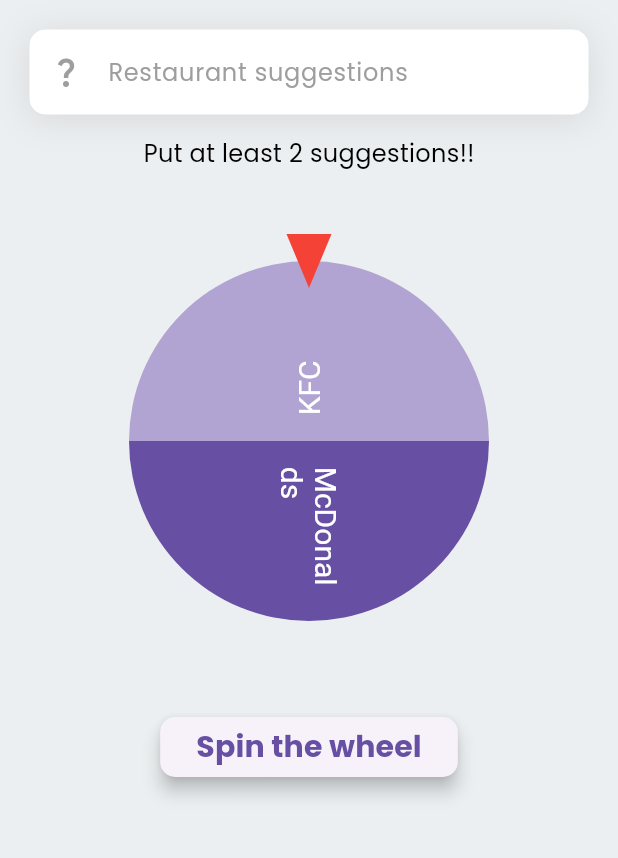
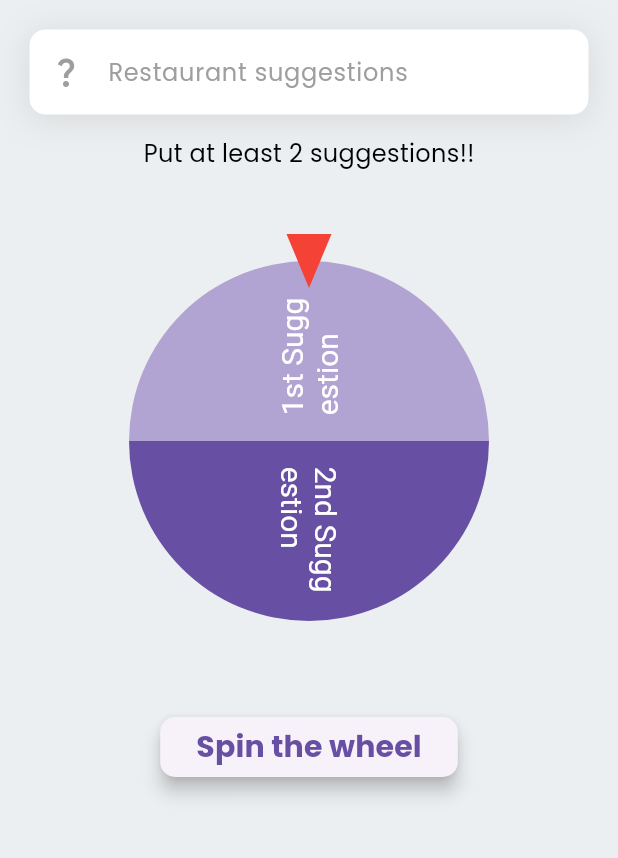
Before and after one commit to amoiiir/makan-mana, a Flutter app: the screen it shows after launch, after a tap on "Spin the wheel", on a phone screen of 412 x 824 dp, the part 84-942 px from its top. Run offline on Flutter 3.47's test engine with Material 3 defaults, Android fonts, the phone set to English and light mode, and no system bars; drawn by our look-alikes of flutter_fortune_wheel.

Commit message:
added pop up function

```diff
--- a/lib/pages/home.dart
+++ b/lib/pages/home.dart
@@ -18,12 +18,8 @@
   final myController = TextEditingController();
 
   List<FortuneItem> items = [
-              FortuneItem(child: Text('KFC', style: TextStyle(color: Colors.white, fontSize: 20))),
-              FortuneItem(child: Text('McDonalds', style: TextStyle(color: Colors.white, fontSize: 20))),
-              // FortuneItem(child: Text('Pizza Hut', style: TextStyle(color: Colors.white, fontSize: 20))),
-              // FortuneItem(child: Text('Subway', style: TextStyle(color: Colors.white, fontSize: 20))),
-              // FortuneItem(child: Text('Starbucks', style: TextStyle(color: Colors.white, fontSize: 20))),
-              // FortuneItem(child: Text('Nandos', style: TextStyle(color: Colors.white, fontSize: 20))),
+              FortuneItem(child: Text('1st Suggestion', style: TextStyle(color: Colors.white, fontSize: 20))),
+              FortuneItem(child: Text('2nd Suggestion', style: TextStyle(color: Colors.white, fontSize: 20))),
             ];
 
   @override
@@ -49,6 +45,7 @@
             _fortuneWheel(),
             const SizedBox(height: 30),
             _spinButton()
+
           ],
         ),
       )
@@ -58,10 +55,36 @@
   Container _spinButton() {
     return Container(
       margin: const EdgeInsets.only(left: 60, right: 60),
+      child: Visibility(
+        visible: items.length >= 2,
         child: ElevatedButton(
-              onPressed: (){
+            onPressed: () {
             //spin the wheel
-                selected.add(Random().nextInt(items.length));
+            var randNum = Random().nextInt(items.length);
+            selected.add(randNum);
+            var result = (items[randNum].child as Text).data;
+            debugPrint('Result: $result');
+            //add delay
+            Future.delayed(const Duration(seconds: 5), () {
+              showDialog(
+                context: context,
+                builder: (BuildContext context) {
+                  return AlertDialog(
+                    title: const Text('Result'),
+                    content: Text("We are going to eat at $result"),
+                    actions: [
+                      TextButton(
+                        onPressed: () {
+                          Navigator.of(context).pop();
+                        },
+                        child: const Text('Close'),
+                      ),
+                    ],
+                  );
+                },
+              );
+            });
+
             },
           style: ButtonStyle(
             shape: WidgetStateProperty.all<RoundedRectangleBorder>(
@@ -80,19 +103,19 @@
             ),
           ),
         ),
+      ),
     );
   }
 
   Container _fortuneWheel() {
     return Container(
           height: 300,
+          child: Visibility(
+            visible: items.length >= 2,
             child: FortuneWheel(
               selected: selected.stream,
               items: items,
-            physics: CircularPanPhysics(
-              duration: const Duration(seconds: 5),
-              curve: Curves.decelerate
-            ),
+              physics: NoPanPhysics(),
               indicators: const <FortuneIndicator>[
                 FortuneIndicator(
                   alignment: Alignment.topCenter,
@@ -102,6 +125,7 @@
                   ),
                   )
               ],
+            ),
           ),
         );
   }
@@ -122,7 +146,7 @@
       child: TextField(
         controller: myController,
         onSubmitted: (text) {
-          debugPrint('Restaurant suggestion: $myController');
+          // items.removeAt(0);
           setState(() {
             items.add(FortuneItem(child: Text(text, style: const TextStyle(color: Colors.white, fontSize: 20))));
           });
```
Lines whose indentation alone changed are shown as unchanged.
